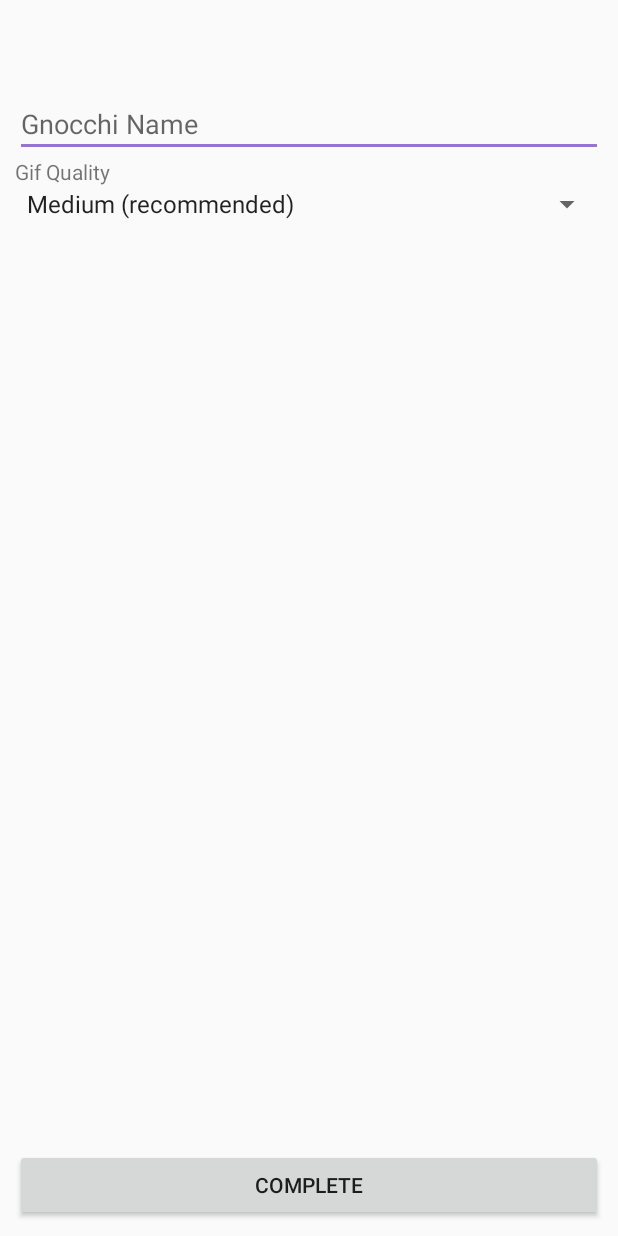
After one commit to spencerstock/Gnocchi, an Android app: the CreateGnocchi screen opened directly, with no data from a screen before it, on a phone screen of 412 x 824 dp. The commit adds this screen. Run offline under Robolectric (Android 15) with nearby library versions, the phone set to English and light mode, and no system bars.

Commit message:
added functionality for reading all files, and creating a gnocchi

```diff
--- /dev/null
+++ b/app/src/main/java/com/spencerstock/gnocchi/Activities/CreateGnocchi.java
@@ -0,0 +1,17 @@
+package com.spencerstock.gnocchi.Activities;
+
+import android.support.v7.app.AppCompatActivity;
+import android.os.Bundle;
+
+import com.spencerstock.gnocchi.R;
+
+public class CreateGnocchi extends AppCompatActivity {
+
+    @Override
+    protected void onCreate(Bundle savedInstanceState) {
+        super.onCreate(savedInstanceState);
+        setContentView(R.layout.activity_create_gnocchi);
+
+
+    }
+}
--- a/app/src/main/java/com/spencerstock/gnocchi/GifBuilderDao.java
+++ b/app/src/main/java/com/spencerstock/gnocchi/GifBuilder/GifBuilderDao.java
@@ -1,4 +1,4 @@
-package com.spencerstock.gnocchi;
+package com.spencerstock.gnocchi.GifBuilder;
 
 import android.graphics.Bitmap;
 
--- /dev/null
+++ b/app/src/main/res/layout/activity_create_gnocchi.xml
@@ -0,0 +1,45 @@
+<?xml version="1.0" encoding="utf-8"?>
+<android.support.constraint.ConstraintLayout xmlns:android="http://schemas.android.com/apk/res/android"
+    xmlns:app="http://schemas.android.com/apk/res-auto"
+    xmlns:tools="http://schemas.android.com/tools"
+    android:layout_width="match_parent"
+    android:layout_height="match_parent"
+    android:padding="10dp"
+    tools:context=".Activities.CreateGnocchi">
+
+
+    <EditText
+        android:layout_marginTop="50dp"
+        android:id="@+id/editText_gnocchi_name"
+        android:layout_width="match_parent"
+        android:layout_height="wrap_content"
+        android:hint="Gnocchi Name"
+        android:paddingBottom="10dp"
+        app:layout_constraintStart_toStartOf="parent"
+        app:layout_constraintTop_toTopOf="parent" />
+
+
+    <TextView
+        android:id="@+id/textView_spinner_desc"
+        android:text="Gif Quality"
+        android:layout_width="match_parent"
+        android:layout_height="wrap_content"
+        app:layout_constraintStart_toStartOf="parent"
+        app:layout_constraintTop_toBottomOf="@id/editText_gnocchi_name" />
+
+    <Spinner
+        android:layout_width="match_parent"
+        android:layout_height="wrap_content"
+        android:entries="@array/quality_options"
+        app:layout_constraintStart_toStartOf="parent"
+        app:layout_constraintTop_toBottomOf="@id/textView_spinner_desc" />
+
+
+    <Button
+        app:layout_constraintBottom_toBottomOf="parent"
+        app:layout_constraintStart_toStartOf="parent"
+        android:text="Complete"
+        android:layout_width="match_parent"
+        android:layout_height="wrap_content" />
+
+</android.support.constraint.ConstraintLayout>
--- a/app/src/main/res/values/strings.xml
+++ b/app/src/main/res/values/strings.xml
@@ -1,3 +1,10 @@
 <resources>
     <string name="app_name">Gnocchi</string>
+
+
+    <string-array name="quality_options">
+        <item>Medium (recommended)</item>
+        <item>Low (for long gifs)</item>
+        <item>High (not recommended)</item>
+    </string-array>
 </resources>
```
Also changed, not shown: app/src/main/AndroidManifest.xml (+10 -3 lines), app/src/main/java/com/spencerstock/gnocchi/Activities/DetailView.java (added, +37 -0 lines), app/src/main/java/com/spencerstock/gnocchi/Activities/MainActivity.java (renamed from app/src/main/java/com/spencerstock/gnocchi/MainActivity.java, +12 -1 lines), app/src/main/java/com/spencerstock/gnocchi/FileIO/BitmapFileDao.java (+22 -8 lines), app/src/main/res/layout/activity_detail_view.xml (added, +20 -0 lines).
